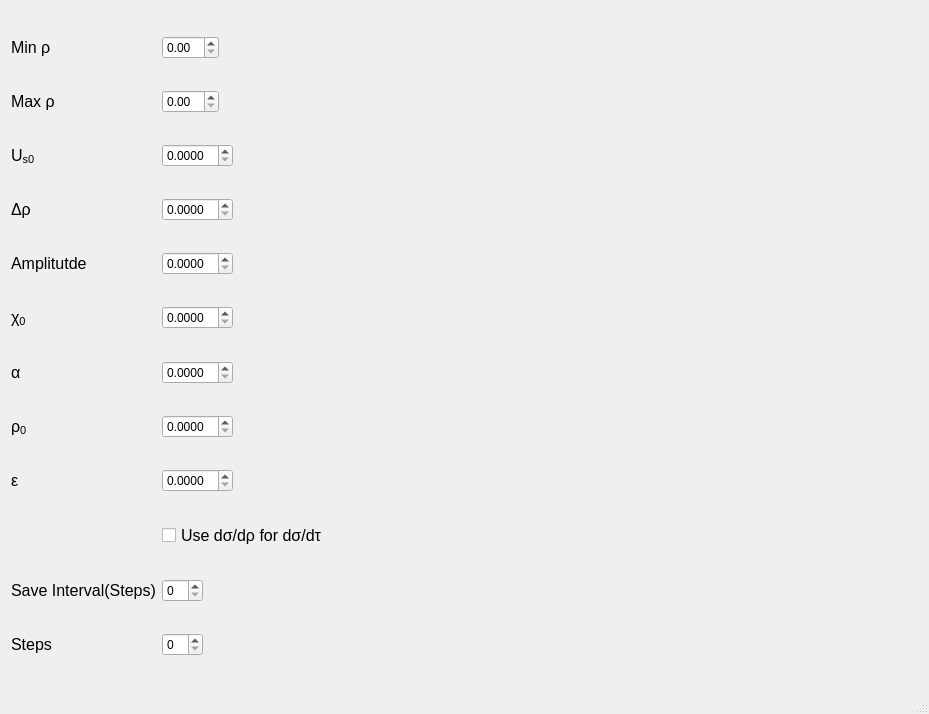
Old version of the form 1DWave/MainWindow.ui in the repository inzombiak/1DWave.
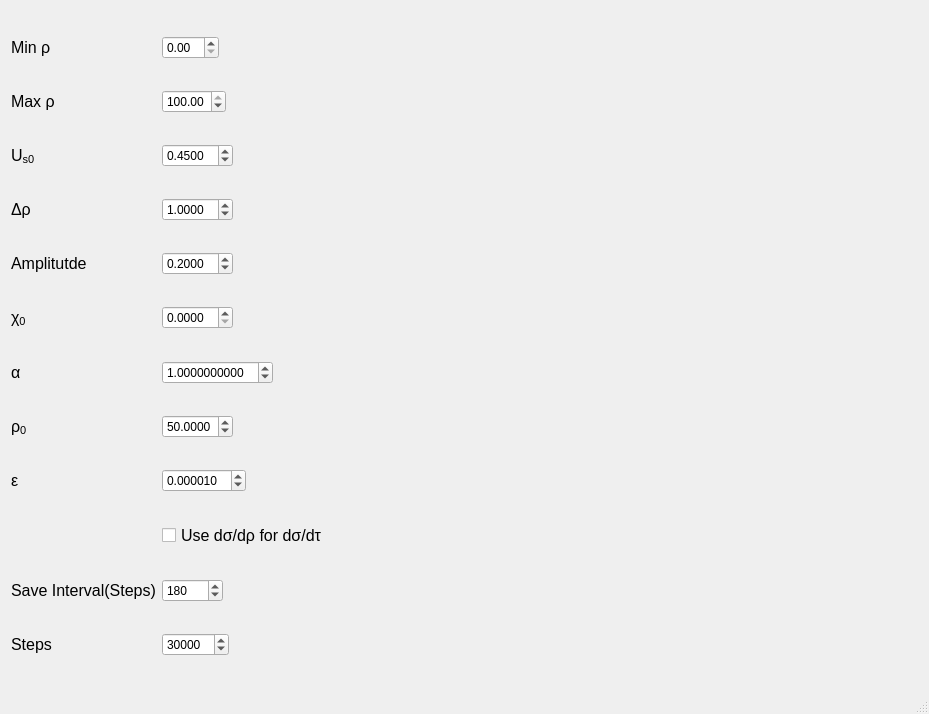
New version of the form. Custom widgets are drawn as their Qt base class.

Diff of the .ui file:
```diff
--- a/1DWave/MainWindow.ui
+++ b/1DWave/MainWindow.ui
@@ -63,6 +63,15 @@
             <verstretch>0</verstretch>
            </sizepolicy>
           </property>
+          <property name="maximum">
+           <double>100.000000000000000</double>
+          </property>
+          <property name="singleStep">
+           <double>0.010000000000000</double>
+          </property>
+          <property name="value">
+           <double>100.000000000000000</double>
+          </property>
          </widget>
         </item>
         <item row="7" column="0">
@@ -94,6 +103,12 @@
           <property name="decimals">
            <number>4</number>
           </property>
+          <property name="singleStep">
+           <double>0.050000000000000</double>
+          </property>
+          <property name="value">
+           <double>0.450000000000000</double>
+          </property>
          </widget>
         </item>
         <item row="7" column="1">
@@ -107,6 +122,12 @@
           <property name="decimals">
            <number>4</number>
           </property>
+          <property name="singleStep">
+           <double>0.010000000000000</double>
+          </property>
+          <property name="value">
+           <double>1.000000000000000</double>
+          </property>
          </widget>
         </item>
         <item row="9" column="1">
@@ -120,6 +141,12 @@
           <property name="decimals">
            <number>4</number>
           </property>
+          <property name="singleStep">
+           <double>0.010000000000000</double>
+          </property>
+          <property name="value">
+           <double>0.200000000000000</double>
+          </property>
          </widget>
         </item>
         <item row="11" column="0">
@@ -180,7 +207,16 @@
            </sizepolicy>
           </property>
           <property name="decimals">
-           <number>4</number>
+           <number>10</number>
+          </property>
+          <property name="minimum">
+           <double>-2.000000000000000</double>
+          </property>
+          <property name="singleStep">
+           <double>0.010000000000000</double>
+          </property>
+          <property name="value">
+           <double>1.000000000000000</double>
           </property>
          </widget>
         </item>
@@ -258,6 +294,12 @@
             <verstretch>0</verstretch>
            </sizepolicy>
           </property>
+          <property name="maximum">
+           <number>50000</number>
+          </property>
+          <property name="value">
+           <number>180</number>
+          </property>
          </widget>
         </item>
         <item row="24" column="1">
@@ -268,6 +310,12 @@
             <verstretch>0</verstretch>
            </sizepolicy>
           </property>
+          <property name="maximum">
+           <number>50000000</number>
+          </property>
+          <property name="value">
+           <number>30000</number>
+          </property>
          </widget>
         </item>
         <item row="24" column="0">
@@ -481,7 +529,13 @@
            </sizepolicy>
           </property>
           <property name="decimals">
-           <number>4</number>
+           <number>6</number>
+          </property>
+          <property name="singleStep">
+           <double>0.000010000000000</double>
+          </property>
+          <property name="value">
+           <double>0.000010000000000</double>
           </property>
          </widget>
         </item>
@@ -514,6 +568,12 @@
           <property name="decimals">
            <number>4</number>
           </property>
+          <property name="singleStep">
+           <double>0.010000000000000</double>
+          </property>
+          <property name="value">
+           <double>50.000000000000000</double>
+          </property>
          </widget>
         </item>
         <item row="21" column="0">
```
Left out of the diff: 175 changed lines with no effect on the pictures.
